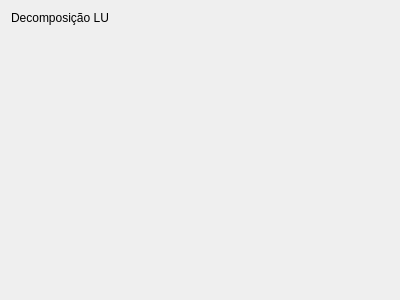
Qt form Algebra/Matrix01/lu_tab.ui (RicardoBusta/Doutorado) before a commit.
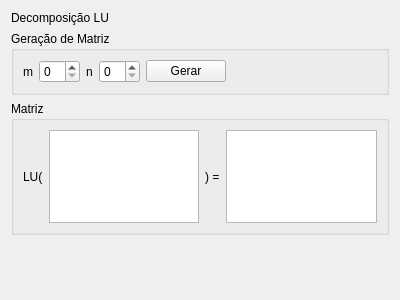
The same form after that commit.

Patch:
```diff
--- a/Algebra/Matrix01/lu_tab.ui
+++ b/Algebra/Matrix01/lu_tab.ui
@@ -21,6 +21,84 @@
      </property>
     </widget>
    </item>
+   <item>
+    <widget class="QGroupBox" name="groupBox">
+     <property name="title">
+      <string>Geração de Matriz</string>
+     </property>
+     <layout class="QHBoxLayout" name="horizontalLayout">
+      <item>
+       <widget class="QLabel" name="label_2">
+        <property name="text">
+         <string>m</string>
+        </property>
+       </widget>
+      </item>
+      <item>
+       <widget class="QSpinBox" name="spinBox"/>
+      </item>
+      <item>
+       <widget class="QLabel" name="label_3">
+        <property name="text">
+         <string>n</string>
+        </property>
+       </widget>
+      </item>
+      <item>
+       <widget class="QSpinBox" name="spinBox_2"/>
+      </item>
+      <item>
+       <widget class="QPushButton" name="pushButton">
+        <property name="text">
+         <string>Gerar</string>
+        </property>
+       </widget>
+      </item>
+      <item>
+       <spacer name="horizontalSpacer">
+        <property name="orientation">
+         <enum>Qt::Horizontal</enum>
+        </property>
+        <property name="sizeHint" stdset="0">
+         <size>
+          <width>40</width>
+          <height>20</height>
+         </size>
+        </property>
+       </spacer>
+      </item>
+     </layout>
+    </widget>
+   </item>
+   <item>
+    <widget class="QGroupBox" name="groupBox_2">
+     <property name="title">
+      <string>Matriz</string>
+     </property>
+     <layout class="QHBoxLayout" name="horizontalLayout_2">
+      <item>
+       <widget class="QLabel" name="label_4">
+        <property name="text">
+         <string>LU(</string>
+        </property>
+       </widget>
+      </item>
+      <item>
+       <widget class="QTableWidget" name="tableWidget"/>
+      </item>
+      <item>
+       <widget class="QLabel" name="label_5">
+        <property name="text">
+         <string>) =</string>
+        </property>
+       </widget>
+      </item>
+      <item>
+       <widget class="QTableWidget" name="tableWidget_2"/>
+      </item>
+     </layout>
+    </widget>
+   </item>
    <item>
     <spacer name="verticalSpacer">
      <property name="orientation">
@@ -29,7 +107,7 @@
      <property name="sizeHint" stdset="0">
       <size>
        <width>20</width>
-       <height>256</height>
+       <height>153</height>
       </size>
      </property>
     </spacer>
```
